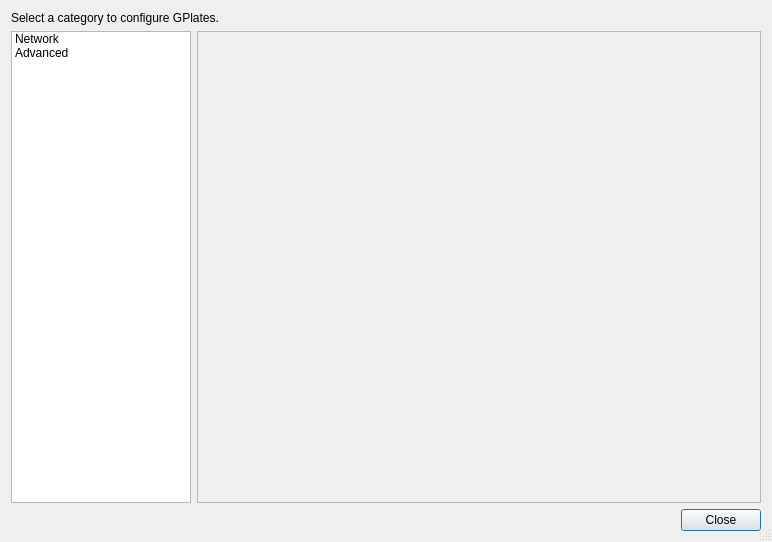
Before: the Qt Designer form src/qt-widgets/PreferencesDialogUi.ui in GPlates/GPlates, drawn with Qt 5.
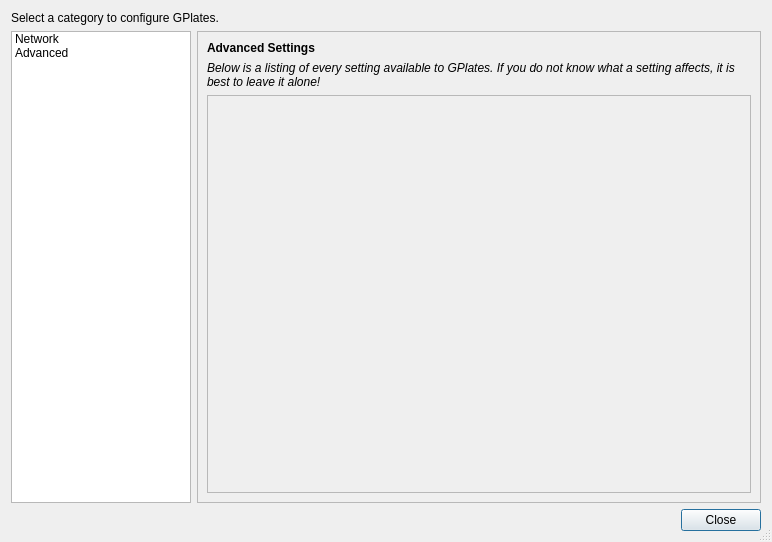
After: the same form once the commit is applied. Icons and pictures are not drawn.

```diff
--- a/src/qt-widgets/PreferencesDialogUi.ui
+++ b/src/qt-widgets/PreferencesDialogUi.ui
@@ -76,8 +76,80 @@
        <property name="frameShape">
         <enum>QFrame::StyledPanel</enum>
        </property>
-       <widget class="QWidget" name="page"/>
-       <widget class="QWidget" name="page_2"/>
+       <property name="currentIndex">
+        <number>1</number>
+       </property>
+       <widget class="QWidget" name="page_network">
+        <widget class="QLabel" name="label_network">
+         <property name="geometry">
+          <rect>
+           <x>10</x>
+           <y>10</y>
+           <width>151</width>
+           <height>21</height>
+          </rect>
+         </property>
+         <property name="font">
+          <font>
+           <weight>75</weight>
+           <bold>true</bold>
+          </font>
+         </property>
+         <property name="text">
+          <string>Network Settings</string>
+         </property>
+        </widget>
+       </widget>
+       <widget class="QWidget" name="page_advanced">
+        <layout class="QVBoxLayout" name="verticalLayout_2">
+         <item>
+          <widget class="QLabel" name="label_advanced_1">
+           <property name="font">
+            <font>
+             <weight>75</weight>
+             <bold>true</bold>
+            </font>
+           </property>
+           <property name="text">
+            <string>Advanced Settings</string>
+           </property>
+          </widget>
+         </item>
+         <item>
+          <widget class="QLabel" name="label_advanced_2">
+           <property name="font">
+            <font>
+             <weight>50</weight>
+             <italic>true</italic>
+             <bold>false</bold>
+            </font>
+           </property>
+           <property name="text">
+            <string>Below is a listing of every setting available to GPlates. If you do not know what a setting affects, it is best to leave it alone!</string>
+           </property>
+           <property name="wordWrap">
+            <bool>true</bool>
+           </property>
+          </widget>
+         </item>
+         <item>
+          <widget class="QFrame" name="advanced_settings_placeholder">
+           <property name="sizePolicy">
+            <sizepolicy hsizetype="Expanding" vsizetype="Expanding">
+             <horstretch>0</horstretch>
+             <verstretch>0</verstretch>
+            </sizepolicy>
+           </property>
+           <property name="frameShape">
+            <enum>QFrame::StyledPanel</enum>
+           </property>
+           <property name="frameShadow">
+            <enum>QFrame::Raised</enum>
+           </property>
+          </widget>
+         </item>
+        </layout>
+       </widget>
       </widget>
      </item>
     </layout>
```
Left out of the diff: 2 changed lines with no effect on the pictures.
